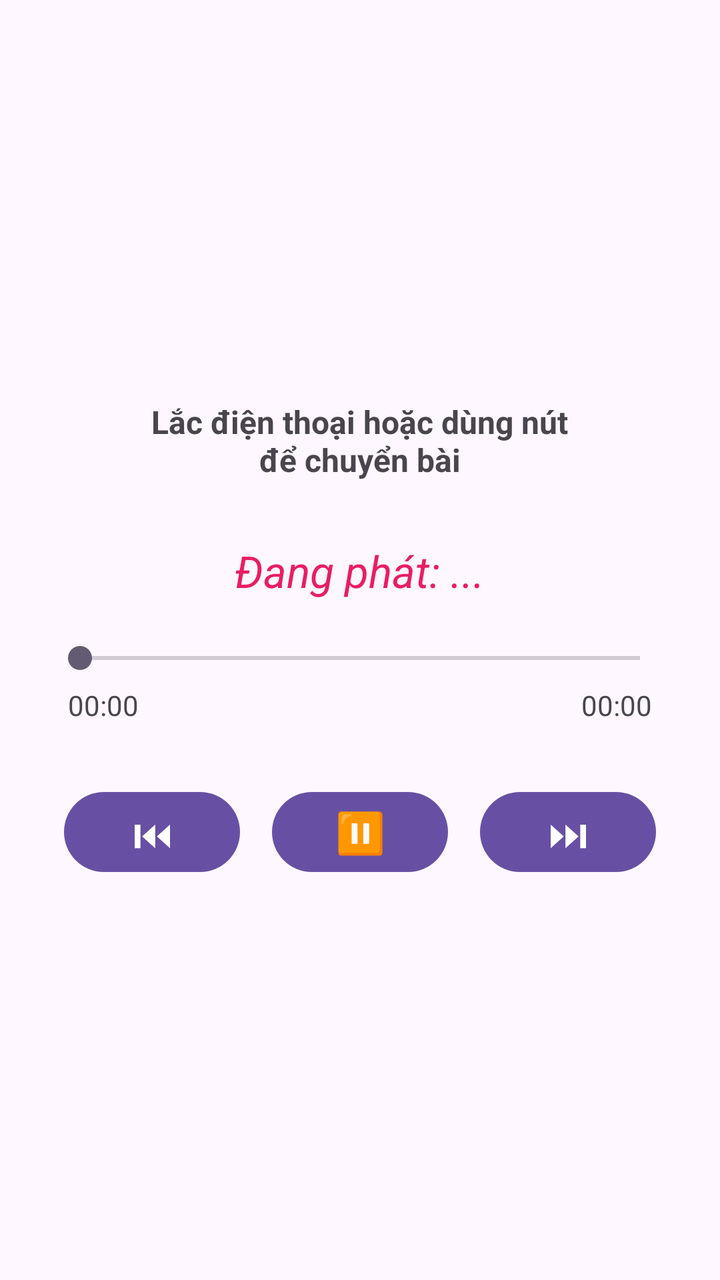
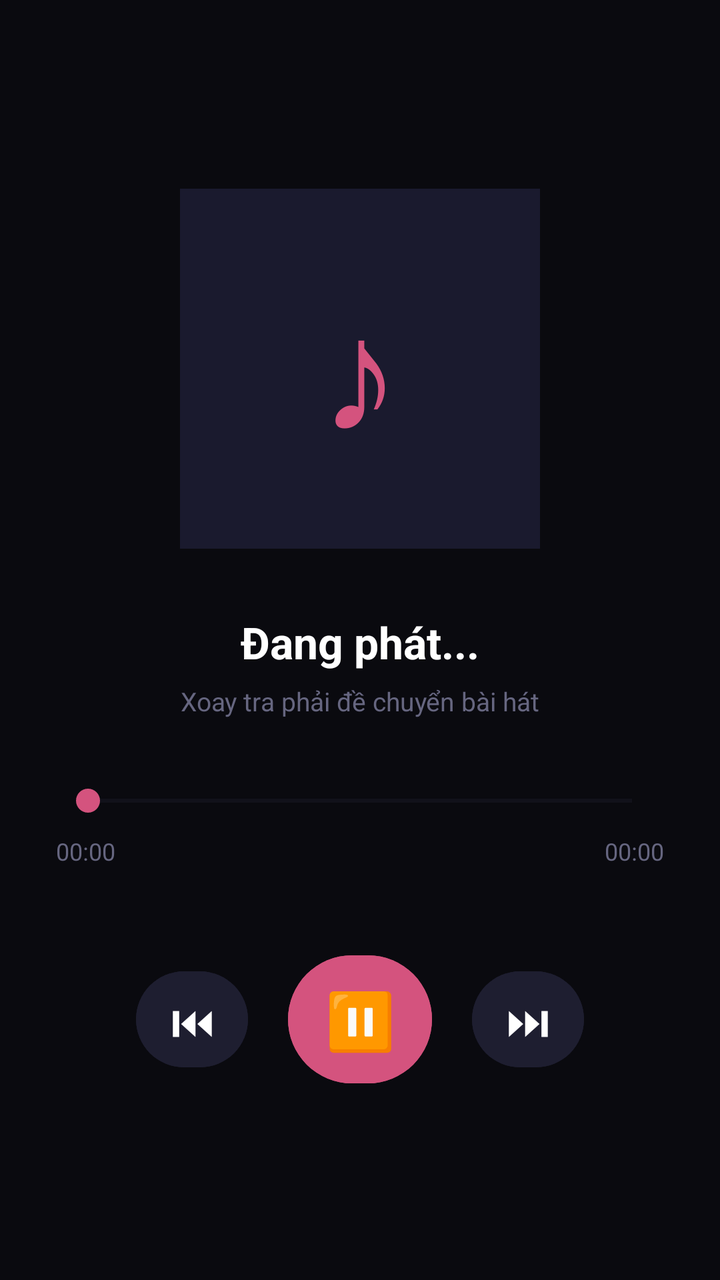

Two renders of the same Android screen: before a commit and after it. Below are the layout's source before the change and the commit's diff.
<!-- AndroidManifest.xml: application theme Theme.BTQT_3 -->
<!-- res/layout/activity_3.xml -->
<?xml version="1.0" encoding="utf-8"?>
<LinearLayout xmlns:android="http://schemas.android.com/apk/res/android"
    android:layout_width="match_parent"
    android:layout_height="match_parent"
    android:gravity="center"
    android:orientation="vertical"
    android:padding="24dp">

    <TextView
        android:layout_width="wrap_content"
        android:layout_height="wrap_content"
        android:text="Lắc điện thoại hoặc dùng nút\nđể chuyển bài"
        android:textAlignment="center"
        android:textSize="16sp"
        android:textStyle="bold"
        android:layout_marginBottom="30dp" />

    <TextView
        android:id="@+id/tvSongName"
        android:layout_width="wrap_content"
        android:layout_height="wrap_content"
        android:text="Đang phát: ..."
        android:textColor="#E91E63"
        android:textSize="22sp"
        android:textStyle="italic"
        android:layout_marginBottom="20dp" />

    <SeekBar
        android:id="@+id/songProgressBar"
        android:layout_width="match_parent"
        android:layout_height="wrap_content"
        android:layout_marginBottom="5dp" />

    <LinearLayout
        android:layout_width="match_parent"
        android:layout_height="wrap_content"
        android:orientation="horizontal"
        android:layout_marginBottom="30dp"
        android:paddingStart="10dp"
        android:paddingEnd="10dp">

        <TextView
            android:id="@+id/tvCurrentTime"
            android:layout_width="0dp"
            android:layout_height="wrap_content"
            android:layout_weight="1"
            android:text="00:00" />

        <TextView
            android:id="@+id/tvTotalTime"
            android:layout_width="wrap_content"
            android:layout_height="wrap_content"
            android:text="00:00" />
    </LinearLayout>

    <LinearLayout
        android:layout_width="wrap_content"
        android:layout_height="wrap_content"
        android:orientation="horizontal"
        android:gravity="center">

        <Button
            android:id="@+id/btnPrev"
            android:layout_width="wrap_content"
            android:layout_height="wrap_content"
            android:text="⏮"
            android:textSize="20sp" />

        <Button
            android:id="@+id/btnPlayPause"
            android:layout_width="wrap_content"
            android:layout_height="wrap_content"
            android:text="⏸"
            android:textSize="20sp"
            android:layout_marginStart="16dp"
            android:layout_marginEnd="16dp" />

        <Button
            android:id="@+id/btnNext"
            android:layout_width="wrap_content"
            android:layout_height="wrap_content"
            android:text="⏭"
            android:textSize="20sp" />
    </LinearLayout>

</LinearLayout>
<!-- resources referenced by this layout -->
<resources>
  <style name="Theme.BTQT_3" parent="Base.Theme.BTQT_3" />
  <style name="Base.Theme.BTQT_3" parent="Theme.Material3.DayNight.NoActionBar">
          
          
      </style>
</resources>

<!-- the commit's change to res/layout/activity_3.xml (unified diff, before → after) -->
@@ -2,85 +2,122 @@
 <LinearLayout xmlns:android="http://schemas.android.com/apk/res/android"
     android:layout_width="match_parent"
     android:layout_height="match_parent"
+    android:background="#0A0A0F"
     android:gravity="center"
     android:orientation="vertical"
-    android:padding="24dp">
+    android:paddingStart="28dp"
+    android:paddingEnd="28dp"
+    android:paddingTop="40dp"
+    android:paddingBottom="40dp">
 
+    
     <TextView
-        android:layout_width="wrap_content"
-        android:layout_height="wrap_content"
-        android:text="Lắc điện thoại hoặc dùng nút\nđể chuyển bài"
-        android:textAlignment="center"
-        android:textSize="16sp"
-        android:textStyle="bold"
-        android:layout_marginBottom="30dp" />
+        android:layout_width="180dp"
+        android:layout_height="180dp"
+        android:gravity="center"
+        android:text="♪"
+        android:textColor="#D4537E"
+        android:textSize="80sp"
+        android:background="#1A1A2E"
+        android:layout_marginBottom="32dp" />
 
+    
     <TextView
         android:id="@+id/tvSongName"
-        android:layout_width="wrap_content"
+        android:layout_width="match_parent"
         android:layout_height="wrap_content"
-        android:text="Đang phát: ..."
-        android:textColor="#E91E63"
+        android:text="Đang phát..."
+        android:textColor="#FFFFFF"
         android:textSize="22sp"
-        android:textStyle="italic"
-        android:layout_marginBottom="20dp" />
+        android:textStyle="bold"
+        android:gravity="center"
+        android:ellipsize="marquee"
+        android:singleLine="true"
+        android:layout_marginBottom="6dp" />
 
+    
+    <TextView
+        android:layout_width="match_parent"
+        android:layout_height="wrap_content"
+        android:text="Xoay tra phải đề chuyển bài hát"
+        android:textColor="#666680"
+        android:textSize="13sp"
+        android:gravity="center"
+        android:layout_marginBottom="32dp" />
+
+    
     <SeekBar
         android:id="@+id/songProgressBar"
         android:layout_width="match_parent"
         android:layout_height="wrap_content"
-        android:layout_marginBottom="5dp" />
+        android:progressTint="#D4537E"
+        android:thumbTint="#D4537E"
+        android:progressBackgroundTint="#2A2A3A"
+        android:layout_marginBottom="8dp" />
 
+    
     <LinearLayout
         android:layout_width="match_parent"
         android:layout_height="wrap_content"
         android:orientation="horizontal"
-        android:layout_marginBottom="30dp"
-        android:paddingStart="10dp"
-        android:paddingEnd="10dp">
+        android:layout_marginBottom="40dp">
 
         <TextView
             android:id="@+id/tvCurrentTime"
             android:layout_width="0dp"
             android:layout_height="wrap_content"
             android:layout_weight="1"
-            android:text="00:00" />
+            android:text="00:00"
+            android:textColor="#666680"
+            android:textSize="12sp" />
 
         <TextView
             android:id="@+id/tvTotalTime"
             android:layout_width="wrap_content"
             android:layout_height="wrap_content"
-            android:text="00:00" />
+            android:text="00:00"
+            android:textColor="#666680"
+            android:textSize="12sp" />
     </LinearLayout>
 
+    
     <LinearLayout
-        android:layout_width="wrap_content"
+        android:layout_width="match_parent"
         android:layout_height="wrap_content"
         android:orientation="horizontal"
         android:gravity="center">
 
         <Button
             android:id="@+id/btnPrev"
-            android:layout_width="wrap_content"
-            android:layout_height="wrap_content"
+            android:layout_width="56dp"
+            android:layout_height="56dp"
             android:text="⏮"
-            android:textSize="20sp" />
+            android:textSize="22sp"
+            android:textColor="#FFFFFF"
+            android:backgroundTint="#1E1E30"
+            android:padding="0dp" />
 
         <Button
             android:id="@+id/btnPlayPause"
-            android:layout_width="wrap_content"
-            android:layout_height="wrap_content"
+            android:layout_width="72dp"
+            android:layout_height="72dp"
+            android:layout_marginStart="20dp"
+            android:layout_marginEnd="20dp"
             android:text="⏸"
-            android:textSize="20sp"
-            android:layout_marginStart="16dp"
-            android:layout_marginEnd="16dp" />
+            android:textSize="28sp"
+            android:textColor="#FFFFFF"
+            android:backgroundTint="#D4537E"
+            android:padding="0dp" />
 
         <Button
             android:id="@+id/btnNext"
-            android:layout_width="wrap_content"
-            android:layout_height="wrap_content"
+            android:layout_width="56dp"
+            android:layout_height="56dp"
             android:text="⏭"
-            android:textSize="20sp" />
+            android:textSize="22sp"
+            android:textColor="#FFFFFF"
+            android:backgroundTint="#1E1E30"
+            android:padding="0dp" />
     </LinearLayout>
 
 </LinearLayout>
